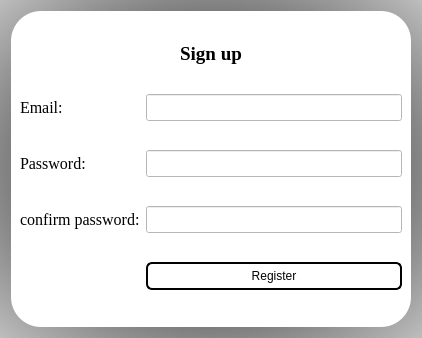
First picture: the form in ui/Register.ui, repository abdullah0307/Restaurant_predictor, before the edit.
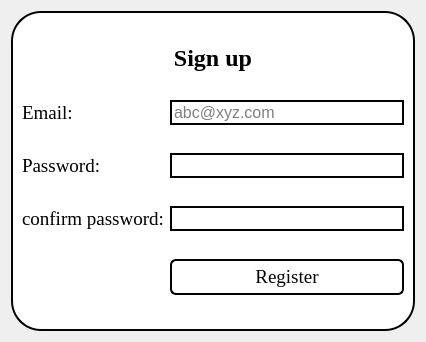
Second picture: the form after the edit. Icons and pictures are not drawn.

```diff
--- a/ui/Register.ui
+++ b/ui/Register.ui
@@ -14,19 +14,30 @@
    <string>Dialog</string>
   </property>
   <property name="styleSheet">
-   <string notr="true">
-background-color: qradialgradient(spread:pad, cx:0.5, cy:0.5, radius:0.953, fx:0.5, fy:0.5, stop:0 rgba(0, 0, 0, 255), stop:1 rgba(255, 255, 255, 255));</string>
+   <string notr="true">background-image: url(:/bg/images/Tallest Restaurants in the World 7.jpg);</string>
   </property>
   <layout class="QGridLayout" name="gridLayout">
    <item row="0" column="0">
     <widget class="QFrame" name="frame">
+     <property name="minimumSize">
+      <size>
+       <width>404</width>
+       <height>320</height>
+      </size>
+     </property>
+     <property name="maximumSize">
+      <size>
+       <width>404</width>
+       <height>320</height>
+      </size>
+     </property>
      <property name="styleSheet">
-      <string notr="true">QFrame{
-background:none;
+      <string notr="true">background:none;
 background-color: rgb(255, 255, 255);
 border-color: rgb(255, 0, 0);
-border-radius:30px
-}
+border-radius:30px;
+border:2px solid #030202;
+
 </string>
      </property>
      <property name="frameShape">
@@ -36,120 +47,34 @@
       <enum>QFrame::Raised</enum>
      </property>
      <layout class="QGridLayout" name="gridLayout_2">
-      <item row="0" column="0" colspan="2">
-       <widget class="QLabel" name="label">
-        <property name="sizePolicy">
-         <sizepolicy hsizetype="Preferred" vsizetype="Fixed">
-          <horstretch>0</horstretch>
-          <verstretch>0</verstretch>
-         </sizepolicy>
-        </property>
-        <property name="font">
-         <font>
-          <family>Times New Roman</family>
-          <pointsize>14</pointsize>
-          <weight>75</weight>
-          <bold>true</bold>
-         </font>
-        </property>
-        <property name="styleSheet">
-         <string notr="true">color: rgb(0, 0, 0);</string>
-        </property>
-        <property name="text">
-         <string>Sign up</string>
-        </property>
-        <property name="alignment">
-         <set>Qt::AlignCenter</set>
-        </property>
-       </widget>
-      </item>
-      <item row="1" column="0">
-       <widget class="QLabel" name="label_2">
-        <property name="font">
-         <font>
-          <family>Times New Roman</family>
-          <pointsize>12</pointsize>
-         </font>
-        </property>
-        <property name="text">
-         <string>Email:</string>
-        </property>
-       </widget>
-      </item>
-      <item row="2" column="1">
-       <widget class="QLineEdit" name="lineEdit_2">
-        <property name="font">
-         <font>
-          <family>Times New Roman</family>
-          <pointsize>12</pointsize>
-         </font>
-        </property>
-        <property name="styleSheet">
-         <string>background-color: rgb(255, 255, 255);</string>
-        </property>
-        <property name="echoMode">
-         <enum>QLineEdit::Password</enum>
-        </property>
-       </widget>
-      </item>
-      <item row="3" column="1">
-       <widget class="QLineEdit" name="lineEdit_3">
-        <property name="font">
-         <font>
-          <family>Times New Roman</family>
-          <pointsize>12</pointsize>
-         </font>
-        </property>
-        <property name="styleSheet">
-         <string>background-color: rgb(255, 255, 255);</string>
-        </property>
-        <property name="echoMode">
-         <enum>QLineEdit::Password</enum>
-        </property>
-       </widget>
-      </item>
-      <item row="3" column="0">
-       <widget class="QLabel" name="label_3">
-        <property name="font">
-         <font>
-          <family>Times New Roman</family>
-          <pointsize>12</pointsize>
-         </font>
-        </property>
-        <property name="text">
-         <string>confirm password:</string>
-        </property>
-       </widget>
-      </item>
       <item row="2" column="0">
        <widget class="QLabel" name="label_4">
         <property name="font">
          <font>
           <family>Times New Roman</family>
-          <pointsize>12</pointsize>
+          <pointsize>14</pointsize>
+          <weight>50</weight>
+          <bold>false</bold>
          </font>
         </property>
+        <property name="styleSheet">
+         <string notr="true">border:none;</string>
+        </property>
         <property name="text">
          <string>Password:</string>
         </property>
        </widget>
       </item>
-      <item row="1" column="1">
-       <widget class="QLineEdit" name="lineEdit">
-        <property name="font">
-         <font>
-          <pointsize>12</pointsize>
-          <weight>75</weight>
-          <bold>true</bold>
-         </font>
-        </property>
-        <property name="styleSheet">
-         <string notr="true">background-color: rgb(255, 255, 255);</string>
-        </property>
-       </widget>
-      </item>
       <item row="4" column="1">
        <widget class="QPushButton" name="pushButton">
+        <property name="font">
+         <font>
+          <family>Times New Roman</family>
+          <pointsize>14</pointsize>
+          <weight>50</weight>
+          <bold>false</bold>
+         </font>
+        </property>
         <property name="styleSheet">
          <string notr="true">QPushButton{background:none;
  border:2px solid #030202;
@@ -169,6 +94,134 @@
         </property>
        </widget>
       </item>
+      <item row="1" column="0">
+       <widget class="QLabel" name="label_2">
+        <property name="font">
+         <font>
+          <family>Times New Roman</family>
+          <pointsize>14</pointsize>
+          <weight>50</weight>
+          <bold>false</bold>
+         </font>
+        </property>
+        <property name="styleSheet">
+         <string notr="true">border:none;</string>
+        </property>
+        <property name="text">
+         <string>Email:</string>
+        </property>
+       </widget>
+      </item>
+      <item row="3" column="0">
+       <widget class="QLabel" name="label_3">
+        <property name="font">
+         <font>
+          <family>Times New Roman</family>
+          <pointsize>14</pointsize>
+          <weight>50</weight>
+          <bold>false</bold>
+         </font>
+        </property>
+        <property name="styleSheet">
+         <string notr="true">border:none;</string>
+        </property>
+        <property name="text">
+         <string>confirm password:</string>
+        </property>
+       </widget>
+      </item>
+      <item row="3" column="1">
+       <widget class="QLineEdit" name="lineEdit_3">
+        <property name="font">
+         <font>
+          <family>Times New Roman</family>
+          <pointsize>12</pointsize>
+          <weight>50</weight>
+          <bold>false</bold>
+         </font>
+        </property>
+        <property name="autoFillBackground">
+         <bool>false</bool>
+        </property>
+        <property name="styleSheet">
+         <string notr="true">background:None;
+background-color: rgb(255, 255, 255);</string>
+        </property>
+        <property name="echoMode">
+         <enum>QLineEdit::Password</enum>
+        </property>
+       </widget>
+      </item>
+      <item row="2" column="1">
+       <widget class="QLineEdit" name="lineEdit_2">
+        <property name="font">
+         <font>
+          <family>Times New Roman</family>
+          <pointsize>12</pointsize>
+          <weight>50</weight>
+          <bold>false</bold>
+         </font>
+        </property>
+        <property name="autoFillBackground">
+         <bool>false</bool>
+        </property>
+        <property name="styleSheet">
+         <string notr="true">background:None;
+background-color: rgb(255, 255, 255);</string>
+        </property>
+        <property name="echoMode">
+         <enum>QLineEdit::Password</enum>
+        </property>
+       </widget>
+      </item>
+      <item row="1" column="1">
+       <widget class="QLineEdit" name="lineEdit">
+        <property name="font">
+         <font>
+          <pointsize>12</pointsize>
+          <weight>50</weight>
+          <bold>false</bold>
+         </font>
+        </property>
+        <property name="autoFillBackground">
+         <bool>false</bool>
+        </property>
+        <property name="styleSheet">
+         <string notr="true">background:None;
+background-color: rgb(255, 255, 255);</string>
+        </property>
+        <property name="placeholderText">
+         <string>abc@xyz.com</string>
+        </property>
+       </widget>
+      </item>
+      <item row="0" column="0" colspan="2">
+       <widget class="QLabel" name="label">
+        <property name="sizePolicy">
+         <sizepolicy hsizetype="Preferred" vsizetype="Fixed">
+          <horstretch>0</horstretch>
+          <verstretch>0</verstretch>
+         </sizepolicy>
+        </property>
+        <property name="font">
+         <font>
+          <family>Times New Roman</family>
+          <pointsize>18</pointsize>
+          <weight>75</weight>
+          <bold>true</bold>
+         </font>
+        </property>
+        <property name="styleSheet">
+         <string notr="true">border:none;</string>
+        </property>
+        <property name="text">
+         <string>Sign up</string>
+        </property>
+        <property name="alignment">
+         <set>Qt::AlignCenter</set>
+        </property>
+       </widget>
+      </item>
      </layout>
     </widget>
    </item>
```
Left out of the diff: 6 changed lines with no effect on the pictures.
